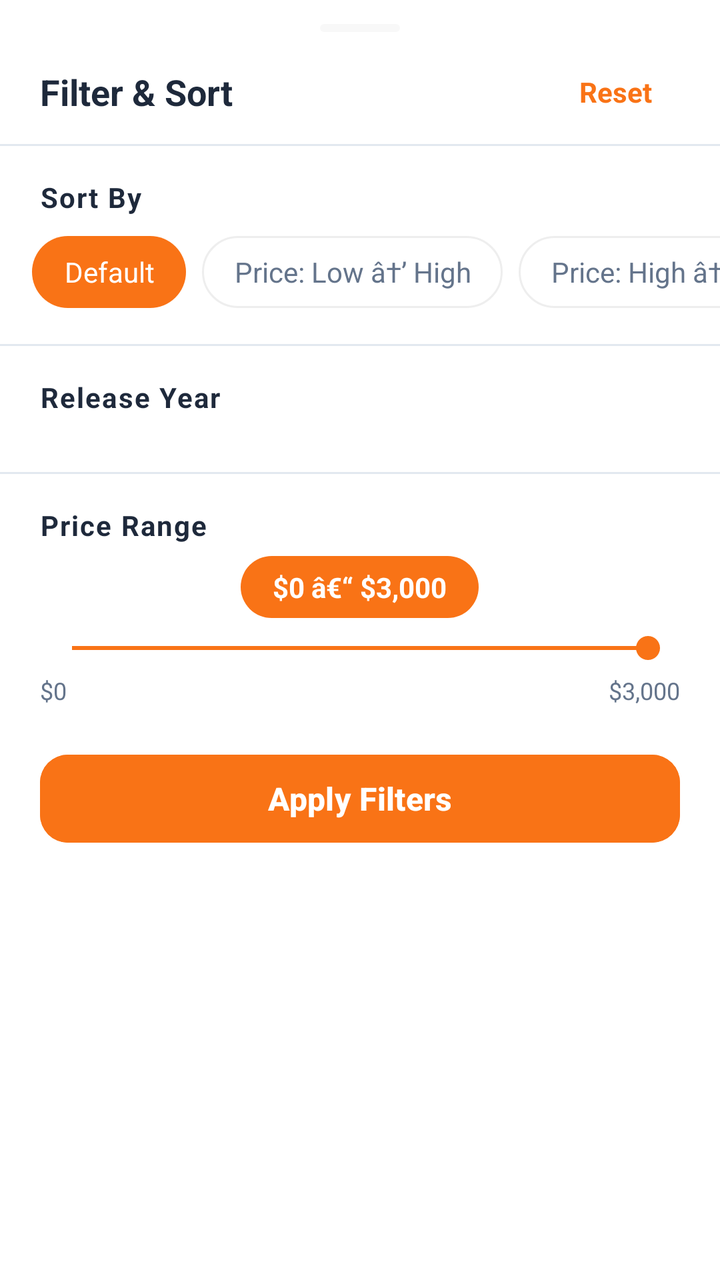
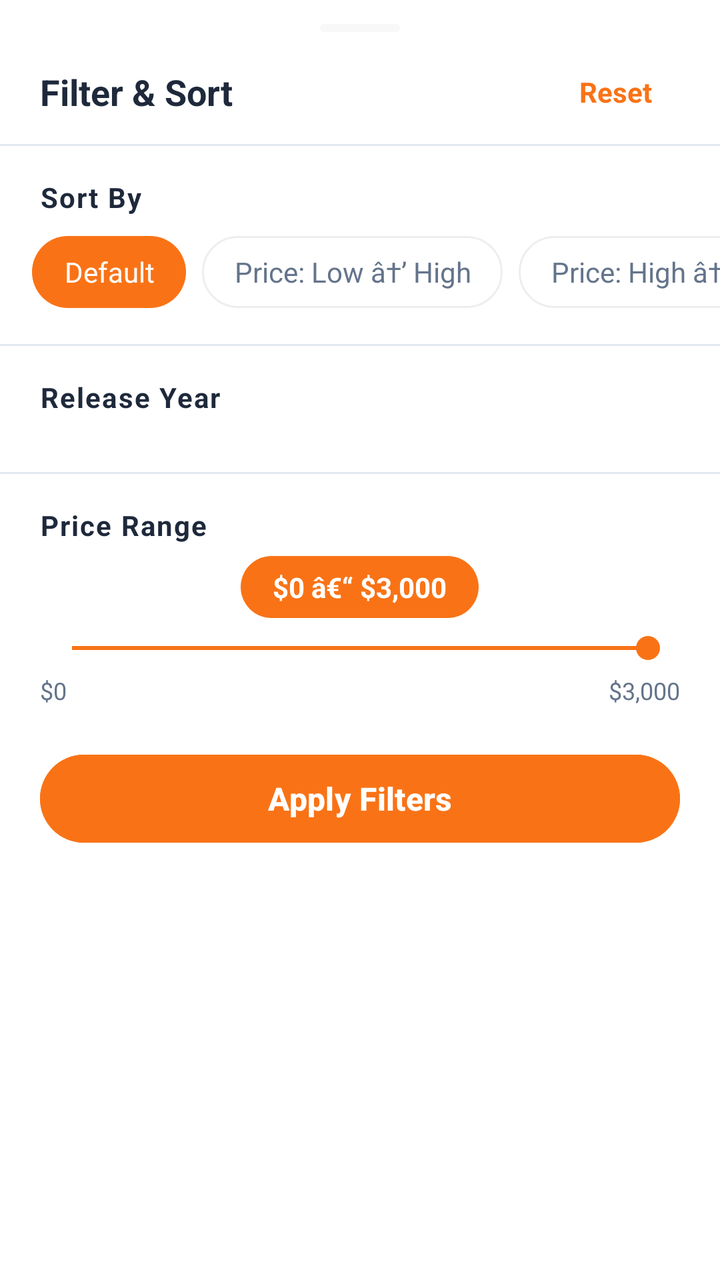

Before-and-after screenshots of an Android layout around one commit, followed by the original layout XML and the change that was made.
<!-- AndroidManifest.xml: application theme Theme.BeckieDealApp -->
<!-- res/layout/bottom_sheet_filter.xml -->
﻿<?xml version="1.0" encoding="utf-8"?>
<LinearLayout
    xmlns:android="http://schemas.android.com/apk/res/android"
    xmlns:app="http://schemas.android.com/apk/res-auto"
    android:layout_width="match_parent"
    android:layout_height="wrap_content"
    android:orientation="vertical"
    android:background="@color/surface"
    android:paddingBottom="32dp">

    
    <View
        android:layout_width="40dp"
        android:layout_height="4dp"
        android:layout_gravity="center_horizontal"
        android:layout_marginTop="12dp"
        android:layout_marginBottom="4dp"
        android:background="@drawable/badge_pill"
        android:backgroundTint="#DDDDDD" />

    
    <RelativeLayout
        android:layout_width="match_parent"
        android:layout_height="52dp"
        android:paddingHorizontal="20dp">

        <TextView
            android:layout_width="wrap_content"
            android:layout_height="wrap_content"
            android:layout_alignParentStart="true"
            android:layout_centerVertical="true"
            android:text="Filter &amp; Sort"
            android:textColor="@color/text_primary"
            android:textSize="@dimen/text_size_title_small"
            android:textStyle="bold" />

        <TextView
            android:id="@+id/resetButton"
            android:layout_width="wrap_content"
            android:layout_height="wrap_content"
            android:layout_alignParentEnd="true"
            android:layout_centerVertical="true"
            android:clickable="true"
            android:focusable="true"
            android:paddingHorizontal="14dp"
            android:paddingVertical="7dp"
            android:text="Reset"
            android:textColor="@color/primary"
            android:textSize="@dimen/text_size_body"
            android:textStyle="bold" />

    </RelativeLayout>

    
    <View
        android:layout_width="match_parent"
        android:layout_height="1dp"
        android:background="@color/border_color" />

    
    <TextView
        android:layout_width="match_parent"
        android:layout_height="wrap_content"
        android:paddingHorizontal="20dp"
        android:paddingTop="16dp"
        android:paddingBottom="10dp"
        android:text="Sort By"
        android:textColor="@color/text_primary"
        android:textSize="@dimen/text_size_body"
        android:textStyle="bold"
        android:letterSpacing="0.05" />

    
    <HorizontalScrollView
        android:layout_width="match_parent"
        android:layout_height="wrap_content"
        android:scrollbars="none"
        android:paddingBottom="4dp">

        <LinearLayout
            android:id="@+id/sortContainer"
            android:layout_width="wrap_content"
            android:layout_height="wrap_content"
            android:orientation="horizontal"
            android:paddingStart="16dp"
            android:paddingEnd="16dp">

            <TextView
                android:id="@+id/sortDefault"
                android:layout_width="wrap_content"
                android:layout_height="36dp"
                android:layout_marginEnd="8dp"
                android:gravity="center"
                android:paddingHorizontal="16dp"
                android:text="Default"
                android:textSize="@dimen/text_size_body"
                android:singleLine="true"
                android:background="@drawable/chip_selected"
                android:textColor="@color/white_fixed" />

            <TextView
                android:id="@+id/sortPriceLow"
                android:layout_width="wrap_content"
                android:layout_height="36dp"
                android:layout_marginEnd="8dp"
                android:gravity="center"
                android:paddingHorizontal="16dp"
                android:text="Price: Low â†’ High"
                android:textSize="@dimen/text_size_body"
                android:singleLine="true"
                android:background="@drawable/chip_unselected"
                android:textColor="@color/text_secondary" />

            <TextView
                android:id="@+id/sortPriceHigh"
                android:layout_width="wrap_content"
                android:layout_height="36dp"
                android:layout_marginEnd="8dp"
                android:gravity="center"
                android:paddingHorizontal="16dp"
                android:text="Price: High â†’ Low"
                android:textSize="@dimen/text_size_body"
                android:singleLine="true"
                android:background="@drawable/chip_unselected"
                android:textColor="@color/text_secondary" />

            <TextView
                android:id="@+id/sortTopRated"
                android:layout_width="wrap_content"
                android:layout_height="36dp"
                android:gravity="center"
                android:paddingHorizontal="16dp"
                android:text="Top Rated"
                android:textSize="@dimen/text_size_body"
                android:singleLine="true"
                android:background="@drawable/chip_unselected"
                android:textColor="@color/text_secondary" />

        </LinearLayout>
    </HorizontalScrollView>

    
    <View
        android:layout_width="match_parent"
        android:layout_height="1dp"
        android:layout_marginTop="14dp"
        android:background="@color/border_color" />

    
    <TextView
        android:layout_width="match_parent"
        android:layout_height="wrap_content"
        android:paddingHorizontal="20dp"
        android:paddingTop="16dp"
        android:paddingBottom="10dp"
        android:text="Release Year"
        android:textColor="@color/text_primary"
        android:textSize="@dimen/text_size_body"
        android:textStyle="bold"
        android:letterSpacing="0.05" />

    <HorizontalScrollView
        android:layout_width="match_parent"
        android:layout_height="wrap_content"
        android:scrollbars="none">

        <LinearLayout
            android:id="@+id/yearContainer"
            android:layout_width="wrap_content"
            android:layout_height="wrap_content"
            android:orientation="horizontal"
            android:paddingStart="16dp"
            android:paddingEnd="16dp"
            android:paddingBottom="4dp" />

    </HorizontalScrollView>

    
    <View
        android:layout_width="match_parent"
        android:layout_height="1dp"
        android:layout_marginTop="14dp"
        android:background="@color/border_color" />

    
    <TextView
        android:layout_width="match_parent"
        android:layout_height="wrap_content"
        android:paddingHorizontal="20dp"
        android:paddingTop="16dp"
        android:paddingBottom="6dp"
        android:text="Price Range"
        android:textColor="@color/text_primary"
        android:textSize="@dimen/text_size_body"
        android:textStyle="bold"
        android:letterSpacing="0.05" />

    
    <TextView
        android:id="@+id/priceRangeLabel"
        android:layout_width="wrap_content"
        android:layout_height="wrap_content"
        android:layout_gravity="center_horizontal"
        android:layout_marginBottom="6dp"
        android:background="@drawable/chip_selected"
        android:paddingHorizontal="16dp"
        android:paddingVertical="6dp"
        android:text="$0 â€“ $3,000"
        android:textColor="@color/white_fixed"
        android:textSize="@dimen/text_size_body"
        android:textStyle="bold" />

    
    <SeekBar
        android:id="@+id/priceSeekBar"
        android:layout_width="match_parent"
        android:layout_height="wrap_content"
        android:layout_marginHorizontal="20dp"
        android:max="3000"
        android:progress="3000"
        android:progressTint="@color/primary"
        android:thumbTint="@color/primary" />

    
    <RelativeLayout
        android:layout_width="match_parent"
        android:layout_height="wrap_content"
        android:paddingHorizontal="20dp"
        android:paddingTop="4dp">

        <TextView
            android:id="@+id/priceMinLabel"
            android:layout_width="wrap_content"
            android:layout_height="wrap_content"
            android:layout_alignParentStart="true"
            android:text="$0"
            android:textColor="@color/text_secondary"
            android:textSize="@dimen/text_size_caption" />

        <TextView
            android:id="@+id/priceMaxLabel"
            android:layout_width="wrap_content"
            android:layout_height="wrap_content"
            android:layout_alignParentEnd="true"
            android:text="$3,000"
            android:textColor="@color/text_secondary"
            android:textSize="@dimen/text_size_caption" />

    </RelativeLayout>

    
    <com.google.android.material.button.MaterialButton
        android:id="@+id/applyButton"
        android:layout_width="match_parent"
        android:layout_height="52dp"
        android:layout_marginHorizontal="20dp"
        android:layout_marginTop="20dp"
        android:backgroundTint="@color/primary"
        android:text="Apply Filters"
        android:textColor="@color/white_fixed"
        android:textSize="@dimen/text_size_body_large"
        android:textStyle="bold"
        app:cornerRadius="14dp" />

</LinearLayout>
<!-- resources referenced by this layout -->
<resources>
  <color name="border_color">#E2E8F0</color>
  <color name="primary">#F97316</color>
  <color name="surface">#FFFFFF</color>
  <color name="text_primary">#1E293B</color>
  <color name="text_secondary">#64748B</color>
  <color name="white_fixed">#FFFFFF</color>
  <dimen name="text_size_body">13sp</dimen>
  <dimen name="text_size_body_large">15sp</dimen>
  <dimen name="text_size_caption">11sp</dimen>
  <dimen name="text_size_title_small">17sp</dimen>
  <!-- drawable badge_pill (drawable) -->
  <?xml version="1.0" encoding="utf-8"?>
  <shape xmlns:android="http://schemas.android.com/apk/res/android">
      <solid android:color="#33FFFFFF" />
      <corners android:radius="4dp" />
  </shape>
  <!-- drawable chip_selected (drawable) -->
  <?xml version="1.0" encoding="utf-8"?>
  <shape xmlns:android="http://schemas.android.com/apk/res/android"
      android:shape="rectangle">
      <solid android:color="#F97316" />
      <corners android:radius="20dp" />
  </shape>
  <!-- drawable chip_unselected (drawable) -->
  <?xml version="1.0" encoding="utf-8"?>
  <shape xmlns:android="http://schemas.android.com/apk/res/android"
      android:shape="rectangle">
      <solid android:color="#FFFFFF" />
      <stroke android:width="1dp" android:color="#EEEEEE" />
      <corners android:radius="20dp" />
  </shape>
  <style name="Theme.BeckieDealApp" parent="Base.Theme.BeckieDealApp" />
  <color name="on_primary">#FFFFFF</color>
  <color name="primary_container">#F97316</color>
  <color name="on_primary_container">#582200</color>
  <color name="background">#F8FAFC</color>
  <color name="on_surface">#251913</color>
  <style name="Widget.App.BottomNavigationView" parent="Widget.Material3.BottomNavigationView">
          <item name="itemIconSize">26dp</item>
          <item name="itemIconTint">@color/bottom_nav_color</item>
          <item name="itemTextColor">@color/bottom_nav_color</item>
          
          <item name="android:background">@null</item>
          <item name="backgroundTint">@null</item>
          <item name="labelVisibilityMode">unlabeled</item>
          <item name="itemActiveIndicatorStyle">@style/Widget.App.BottomNav.ActiveIndicator</item>
      </style>
  <style name="Widget.App.BottomNav.ActiveIndicator" parent="Widget.Material3.BottomNavigationView.ActiveIndicator">
          <item name="android:color">@color/nav_indicator_fill</item>
          <item name="android:width">52dp</item>
          <item name="android:height">40dp</item>
          <item name="shapeAppearance">@style/ShapeAppearance.App.BottomNav.ActiveIndicator</item>
      </style>
  <color name="nav_indicator_fill">#FFF1EB</color>
  <style name="ShapeAppearance.App.BottomNav.ActiveIndicator" parent="">
          <item name="cornerFamily">rounded</item>
          <item name="cornerSize">50%</item>
      </style>
  <!-- unchanged entries left out for length: 1 -->
</resources>

<!-- the commit's change to res/layout/bottom_sheet_filter.xml (unified diff, before → after) -->
@@ -259,7 +259,6 @@
         android:text="Apply Filters"
         android:textColor="@color/white_fixed"
         android:textSize="@dimen/text_size_body_large"
-        android:textStyle="bold"
-        app:cornerRadius="14dp" />
+        android:textStyle="bold" />
 
 </LinearLayout>
<!-- resource entries referenced after the edit -->
@@ -21,17 +21,25 @@
   <shape xmlns:android="http://schemas.android.com/apk/res/android"
       android:shape="rectangle">
       <solid android:color="#F97316" />
-      <corners android:radius="20dp" />
+      <corners android:radius="@dimen/chip_pill_radius" />
   </shape>
   <!-- drawable chip_unselected (drawable) -->
   <?xml version="1.0" encoding="utf-8"?>
   <shape xmlns:android="http://schemas.android.com/apk/res/android"
       android:shape="rectangle">
       <solid android:color="#FFFFFF" />
-      <stroke android:width="1dp" android:color="#EEEEEE" />
-      <corners android:radius="20dp" />
+      <stroke android:width="@dimen/chip_stroke_width" android:color="#EEEEEE" />
+      <corners android:radius="@dimen/chip_pill_radius" />
   </shape>
-  <style name="Theme.BeckieDealApp" parent="Base.Theme.BeckieDealApp" />
+  <style name="Theme.BeckieDealApp" parent="Base.Theme.BeckieDealApp">
+          <item name="buttonStyle">@style/Widget.App.Button</item>
+          <item name="materialButtonStyle">@style/Widget.App.Button</item>
+      </style>
+  <dimen name="chip_pill_radius">20dp</dimen>
+  <dimen name="chip_stroke_width">1dp</dimen>
+  <style name="Widget.App.Button" parent="Widget.Material3.Button">
+          <item name="shapeAppearance">@style/ShapeAppearance.App.Button.Pill</item>
+      </style>
   <color name="on_primary">#FFFFFF</color>
   <color name="primary_container">#F97316</color>
   <color name="on_primary_container">#582200</color>
@@ -47,6 +55,10 @@
           <item name="labelVisibilityMode">unlabeled</item>
           <item name="itemActiveIndicatorStyle">@style/Widget.App.BottomNav.ActiveIndicator</item>
       </style>
+  <style name="ShapeAppearance.App.Button.Pill" parent="">
+          <item name="cornerFamily">rounded</item>
+          <item name="cornerSize">50%</item>
+      </style>
   <style name="Widget.App.BottomNav.ActiveIndicator" parent="Widget.Material3.BottomNavigationView.ActiveIndicator">
           <item name="android:color">@color/nav_indicator_fill</item>
           <item name="android:width">52dp</item>
